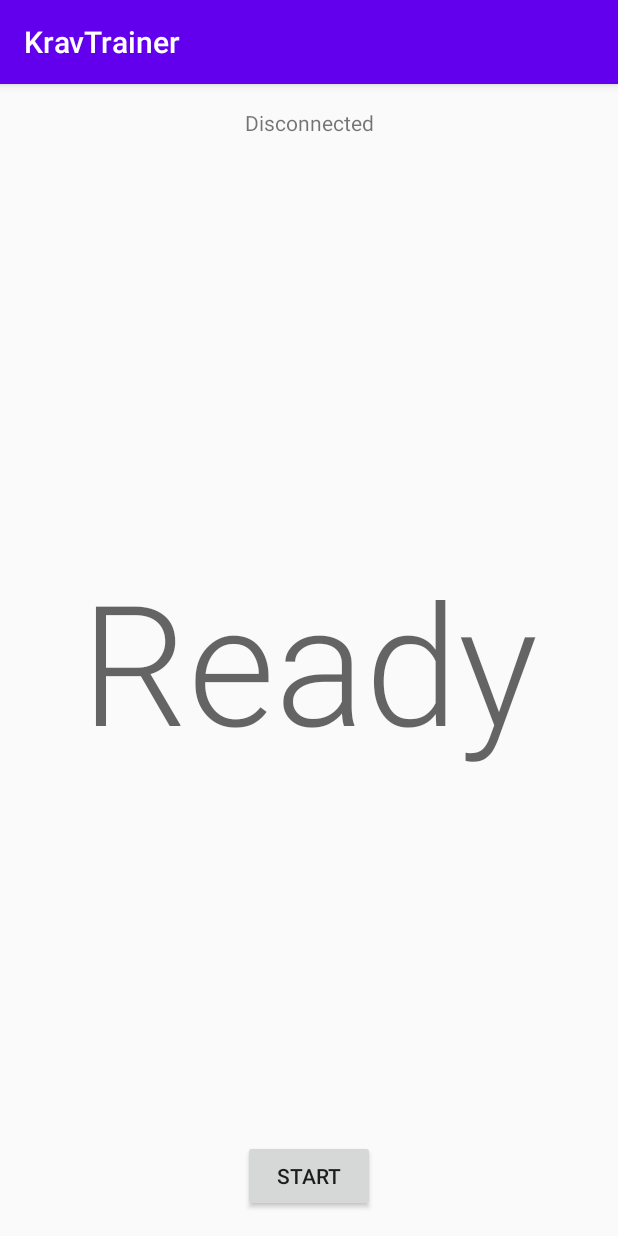
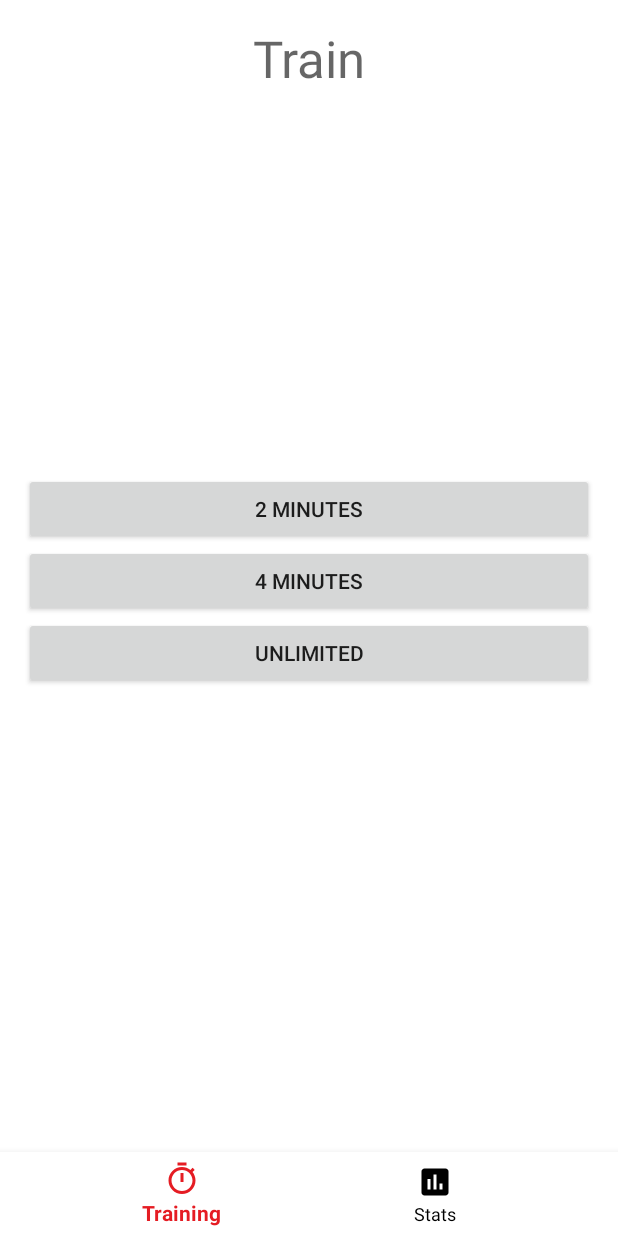
Before and after one commit to kylecorry31/KravTrainer, an Android app: the screen it shows after launch (MainActivity), on a phone screen of 412 x 824 dp. Run offline under Robolectric (Android 15) with nearby library versions, the phone set to English and light mode, and no system bars.

Commit message:
Add training screen and fragments

```diff
--- a/app/build.gradle
+++ b/app/build.gradle
@@ -12,6 +12,7 @@ android {
         targetSdkVersion 29
         versionCode 1
         versionName "1.0"
+        vectorDrawables.useSupportLibrary = true
 
         testInstrumentationRunner "androidx.test.runner.AndroidJUnitRunner"
     }
@@ -28,10 +29,11 @@ android {
 dependencies {
     implementation fileTree(dir: 'libs', include: ['*.jar'])
     implementation "org.jetbrains.kotlin:kotlin-stdlib-jdk7:$kotlin_version"
-    implementation 'androidx.appcompat:appcompat:1.0.2'
-    implementation 'androidx.core:core-ktx:1.0.2'
+    implementation 'androidx.appcompat:appcompat:1.1.0'
+    implementation 'androidx.core:core-ktx:1.2.0'
     implementation 'androidx.constraintlayout:constraintlayout:1.1.3'
     testImplementation 'junit:junit:4.12'
     androidTestImplementation 'androidx.test.ext:junit:1.1.1'
     androidTestImplementation 'androidx.test.espresso:espresso-core:3.2.0'
+    implementation 'com.google.android.material:material:1.1.0'
 }
--- /dev/null
+++ b/app/src/main/java/com/kylecorry/kravtrainer/Extensions.kt
@@ -0,0 +1,8 @@
+package com.kylecorry.kravtrainer
+
+import androidx.fragment.app.FragmentManager
+import androidx.fragment.app.FragmentTransaction
+
+inline fun FragmentManager.doTransaction(func: FragmentTransaction.() -> FragmentTransaction) {
+    beginTransaction().func().commit()
+}
--- a/app/src/main/java/com/kylecorry/kravtrainer/MainActivity.kt
+++ b/app/src/main/java/com/kylecorry/kravtrainer/MainActivity.kt
@@ -1,95 +1,109 @@
 package com.kylecorry.kravtrainer
-
+import android.Manifest
+import android.content.pm.PackageManager
 import androidx.appcompat.app.AppCompatActivity
 import android.os.Bundle
-import android.speech.tts.TextToSpeech
-import android.view.View
-import android.widget.Button
-import android.widget.ProgressBar
-import android.widget.TextView
-import kotlin.math.roundToInt
-import kotlin.random.Random
+import android.widget.Toast
+import androidx.core.app.ActivityCompat
+import androidx.fragment.app.Fragment
+import com.google.android.material.bottomnavigation.BottomNavigationView
 
-class MainActivity : AppCompatActivity(), TextToSpeech.OnInitListener {
+class MainActivity : AppCompatActivity() {
 
-    private lateinit var currentComboTxt: TextView
-    private lateinit var connectedText: TextView
-    private lateinit var comboProgressBar: ProgressBar
-    private lateinit var startBtn: Button
+    // CONFIGURATION
+    private val fragmentMap: Map<Int, Fragment> = mapOf(
+        Pair(R.id.action_training, TrainingSelectFragment()),
+        Pair(R.id.action_stats, StatsFragment())
+    )
 
-    private lateinit var comboTracker: PunchComboTracker
-    private lateinit var tts: TextToSpeech
+    private val defaultFragmentId = R.id.action_training
 
-    private var started: Boolean = false
+    private val permissions = listOf(Manifest.permission.BLUETOOTH)
+
+    // END CONFIGURATION
+
+    private lateinit var bottomNavigation: BottomNavigationView
 
     override fun onCreate(savedInstanceState: Bundle?) {
         super.onCreate(savedInstanceState)
         setContentView(R.layout.activity_main)
 
-        currentComboTxt = findViewById(R.id.current_combo)
-        connectedText = findViewById(R.id.connection_status)
-        startBtn = findViewById(R.id.start_button)
-        comboProgressBar = findViewById(R.id.combo_progress)
+        if (!hasPermissions()){
+            getPermission()
+        }
 
-        resetUI()
+        bottomNavigation = findViewById(R.id.bottom_navigation)
 
-        tts = TextToSpeech(this, this)
+        syncFragmentWithSelection(bottomNavigation.selectedItemId)
+
+        bottomNavigation.setOnNavigationItemSelectedListener { item ->
+            syncFragmentWithSelection(item.itemId)
+            true
+        }
+
     }
 
-    private fun onPunch(punch: Punch){
-        if (!started) return
+    override fun onRestoreInstanceState(savedInstanceState: Bundle) {
+        super.onRestoreInstanceState(savedInstanceState)
+        bottomNavigation.selectedItemId = savedInstanceState.getInt("page", defaultFragmentId)
+    }
 
-        if (comboTracker.matches(punch)){
-            // TODO: Correct ding
-            comboTracker.next()
-            comboProgressBar.progress = (comboTracker.progress * 100).roundToInt()
-        } else {
-            // TODO: Incorrect ding
-        }
+    override fun onSaveInstanceState(outState: Bundle) {
+        super.onSaveInstanceState(outState)
+        outState.putInt("page", bottomNavigation.selectedItemId)
+    }
 
-        if (comboTracker.isDone){
-            nextCombo()
+    private fun syncFragmentWithSelection(selection: Int){
+        switchFragment(fragmentMap[selection] ?: fragmentMap[defaultFragmentId])
+    }
+
+    private fun switchFragment(fragment: Fragment?){
+        if (fragment == null) return
+        supportFragmentManager.doTransaction {
+            this.replace(R.id.fragment_holder, fragment)
         }
     }
 
-    private fun nextCombo(){
-        val combo = getNextCombo()
-        comboTracker = PunchComboTracker(combo)
-        announceNewCombo()
+    override fun onBackPressed() {
+        val count = supportFragmentManager.backStackEntryCount
+
+        if (count == 0) {
+            super.onBackPressed()
+            //additional code
+        } else {
+            supportFragmentManager.popBackStack()
+        }
     }
 
-    private fun getNextCombo(): PunchCombo {
-        val idx = Random.nextInt(PunchCombos.combos.size)
-        return PunchCombos.combos[idx]
+    override fun onRequestPermissionsResult(
+        requestCode: Int,
+        permissions: Array<out String>,
+        grantResults: IntArray
+    ) {
+        val granted = grantResults.all { it == PackageManager.PERMISSION_GRANTED }
+        if (granted){
+            // Do nothing yet
+        } else {
+            Toast.makeText(this, "Not all permissions were granted, some features may be broken", Toast.LENGTH_LONG).show()
+        }
     }
 
-    private fun announceNewCombo(){
-        tts.speak(comboTracker.combo.name, TextToSpeech.QUEUE_FLUSH, null)
-        currentComboTxt.text = comboTracker.combo.name
-        comboProgressBar.progress = 0
-        comboProgressBar.visibility = View.VISIBLE
+    private fun hasPermissions(): Boolean {
+        return true
+//        for (permission in permissions){
+//            if (ActivityCompat.checkSelfPermission(this, permission) != PackageManager.PERMISSION_GRANTED){
+//                return false
+//            }
+//        }
+//
+//        return true
     }
 
-    private fun resetUI(){
-        startBtn.text = getString(R.string.button_start)
-        currentComboTxt.text = getString(R.string.ready)
-        comboProgressBar.progress = 0
-        comboProgressBar.visibility = View.INVISIBLE
+    private fun getPermission(){
+        ActivityCompat.requestPermissions(this,
+            permissions.toTypedArray(),
+            1
+        )
     }
 
-    override fun onInit(status: Int) {
-        if (status == TextToSpeech.SUCCESS){
-            connectedText.text = getString(R.string.gloves_connected)
-            startBtn.setOnClickListener {
-                if (!started) {
-                    started = true
-                    nextCombo()
-                    startBtn.text = getString(R.string.button_stop)
-                } else {
-                    started = false
-                    resetUI()
-                }
-            }
-        }
-    }
 }
--- a/app/src/main/java/com/kylecorry/kravtrainer/PunchComboTracker.kt
+++ b/app/src/main/java/com/kylecorry/kravtrainer/PunchComboTracker.kt
@@ -3,8 +3,8 @@ package com.kylecorry.kravtrainer
 class PunchComboTracker(val combo: PunchCombo){
     private var currentIdx: Int = 0
 
-    val progress: Float
-        get() = currentIdx / combo.punches.size.toFloat()
+    val index: Int
+        get() = currentIdx
 
     val isDone: Boolean
         get() = currentIdx >= combo.punches.size
--- /dev/null
+++ b/app/src/main/java/com/kylecorry/kravtrainer/StatsFragment.kt
@@ -0,0 +1,15 @@
+package com.kylecorry.kravtrainer
+
+import android.os.Bundle
+import android.view.LayoutInflater
+import android.view.View
+import android.view.ViewGroup
+import androidx.fragment.app.Fragment
+
+class StatsFragment : Fragment() {
+
+    override fun onCreateView(inflater: LayoutInflater, container: ViewGroup?, savedInstanceState: Bundle?): View? {
+        val view = inflater.inflate(R.layout.fragment_stats, container, false)
+        return view
+    }
+}
--- /dev/null
+++ b/app/src/main/java/com/kylecorry/kravtrainer/TrainingSelectFragment.kt
@@ -0,0 +1,43 @@
+package com.kylecorry.kravtrainer
+
+import android.os.Bundle
+import android.view.LayoutInflater
+import android.view.View
+import android.view.ViewGroup
+import android.widget.Button
+import androidx.fragment.app.Fragment
+
+class TrainingSelectFragment : Fragment() {
+
+    private lateinit var twoMinBtn: Button
+    private lateinit var fourMinBtn: Button
+    private lateinit var unlimitedBtn: Button
+
+    override fun onCreateView(inflater: LayoutInflater, container: ViewGroup?, savedInstanceState: Bundle?): View? {
+        val view = inflater.inflate(R.layout.fragment_training_select, container, false)
+        twoMinBtn = view.findViewById(R.id.button_2_minutes)
+        fourMinBtn = view.findViewById(R.id.button_4_minutes)
+        unlimitedBtn = view.findViewById(R.id.button_unlimited)
+
+        twoMinBtn.setOnClickListener {
+            startTraining(1000 * 60 * 2)
+        }
+
+        fourMinBtn.setOnClickListener {
+            startTraining(1000 * 60 * 4)
+        }
+
+        unlimitedBtn.setOnClickListener {
+            startTraining(null)
+        }
+        return view
+    }
+
+    private fun startTraining(time: Long?){
+        fragmentManager?.doTransaction {
+            this.replace(R.id.fragment_holder,
+                TrainingFragment(time)
+            )
+        }
+    }
+}
--- /dev/null
+++ b/app/src/main/res/drawable/ic_stats.xml
@@ -0,0 +1,9 @@
+<vector xmlns:android="http://schemas.android.com/apk/res/android"
+        android:width="24dp"
+        android:height="24dp"
+        android:viewportWidth="24.0"
+        android:viewportHeight="24.0">
+    <path
+        android:fillColor="#FF000000"
+        android:pathData="M19,3L5,3c-1.1,0 -2,0.9 -2,2v14c0,1.1 0.9,2 2,2h14c1.1,0 2,-0.9 2,-2L21,5c0,-1.1 -0.9,-2 -2,-2zM9,17L7,17v-7h2v7zM13,17h-2L11,7h2v10zM17,17h-2v-4h2v4z"/>
+</vector>
--- /dev/null
+++ b/app/src/main/res/drawable/ic_training.xml
@@ -0,0 +1,9 @@
+<vector xmlns:android="http://schemas.android.com/apk/res/android"
+        android:width="24dp"
+        android:height="24dp"
+        android:viewportWidth="24.0"
+        android:viewportHeight="24.0">
+    <path
+        android:fillColor="#FF000000"
+        android:pathData="M15,1L9,1v2h6L15,1zM11,14h2L13,8h-2v6zM19.03,7.39l1.42,-1.42c-0.43,-0.51 -0.9,-0.99 -1.41,-1.41l-1.42,1.42C16.07,4.74 14.12,4 12,4c-4.97,0 -9,4.03 -9,9s4.02,9 9,9 9,-4.03 9,-9c0,-2.12 -0.74,-4.07 -1.97,-5.61zM12,20c-3.87,0 -7,-3.13 -7,-7s3.13,-7 7,-7 7,3.13 7,7 -3.13,7 -7,7z"/>
+</vector>
--- /dev/null
+++ b/app/src/main/res/drawable/selector.xml
@@ -0,0 +1,5 @@
+<?xml version="1.0" encoding="utf-8"?>
+<selector xmlns:android="http://schemas.android.com/apk/res/android">
+    <item android:color="@android:color/black" android:state_checked="false" />
+    <item android:color="@color/colorPrimary" android:state_checked="true" />
+</selector>
--- a/app/src/main/res/layout/activity_main.xml
+++ b/app/src/main/res/layout/activity_main.xml
@@ -1,56 +1,27 @@
 <?xml version="1.0" encoding="utf-8"?>
-<androidx.constraintlayout.widget.ConstraintLayout xmlns:android="http://schemas.android.com/apk/res/android"
-    xmlns:app="http://schemas.android.com/apk/res-auto"
-    xmlns:tools="http://schemas.android.com/tools"
+
+<FrameLayout xmlns:android="http://schemas.android.com/apk/res/android"
+xmlns:app="http://schemas.android.com/apk/res-auto"
+android:id="@+id/coordinator"
+android:background="@android:color/white"
+android:layout_width="match_parent"
+android:layout_height="match_parent">
+
+<FrameLayout
+    android:id="@+id/fragment_holder"
     android:layout_width="match_parent"
     android:layout_height="match_parent"
-    tools:context=".MainActivity">
+    android:layout_marginBottom="50dp" />
 
-    <TextView
-        android:id="@+id/current_combo"
-        android:layout_width="wrap_content"
-        android:layout_height="wrap_content"
-        android:text="@string/ready"
-        android:textAppearance="@style/TextAppearance.AppCompat.Display4"
-        app:layout_constraintBottom_toBottomOf="parent"
-        app:layout_constraintLeft_toLeftOf="parent"
-        app:layout_constraintRight_toRightOf="parent"
-        app:layout_constraintTop_toTopOf="parent"
-        tools:text="3" />
 
-    <TextView
-        android:id="@+id/connection_status"
-        android:layout_width="wrap_content"
-        android:layout_height="wrap_content"
-        android:layout_marginTop="16dp"
-        android:text="@string/gloves_disconnected"
-        app:layout_constraintEnd_toEndOf="parent"
-        app:layout_constraintStart_toStartOf="parent"
-        app:layout_constraintTop_toTopOf="parent"
-        tools:text="Connected" />
+<com.google.android.material.bottomnavigation.BottomNavigationView
+    android:id="@+id/bottom_navigation"
+    android:layout_width="match_parent"
+    android:layout_height="wrap_content"
+    android:layout_gravity="bottom"
+    android:background="@android:color/white"
+    app:itemIconTint="@drawable/selector"
+    app:itemTextColor="@drawable/selector"
+    app:menu="@menu/bottom_navigation_menu" />
 
-    <Button
-        android:id="@+id/start_button"
-        android:layout_width="wrap_content"
-        android:layout_height="wrap_content"
-        android:layout_marginBottom="16dp"
-        android:text="@string/button_start"
-        app:layout_constraintBottom_toBottomOf="parent"
-        app:layout_constraintEnd_toEndOf="parent"
-        app:layout_constraintStart_toStartOf="parent" />
-
-    <ProgressBar
-        android:id="@+id/combo_progress"
-        style="?android:attr/progressBarStyleHorizontal"
-        android:layout_width="0dp"
-        android:layout_height="wrap_content"
-        android:layout_marginStart="16dp"
-        android:layout_marginLeft="16dp"
-        android:layout_marginTop="16dp"
-        android:layout_marginEnd="16dp"
-        android:layout_marginRight="16dp"
-        app:layout_constraintEnd_toEndOf="parent"
-        app:layout_constraintStart_toStartOf="parent"
-        app:layout_constraintTop_toBottomOf="@+id/current_combo" />
-
-</androidx.constraintlayout.widget.ConstraintLayout>
+</FrameLayout>
--- /dev/null
+++ b/app/src/main/res/layout/fragment_training_select.xml
@@ -0,0 +1,50 @@
+<?xml version="1.0" encoding="utf-8"?>
+<androidx.constraintlayout.widget.ConstraintLayout xmlns:android="http://schemas.android.com/apk/res/android"
+    xmlns:app="http://schemas.android.com/apk/res-auto"
+    xmlns:tools="http://schemas.android.com/tools"
+    android:layout_width="match_parent"
+    android:layout_height="match_parent">
+
+    <LinearLayout
+        android:layout_width="0dp"
+        android:layout_height="wrap_content"
+        android:layout_marginStart="16dp"
+        android:layout_marginLeft="16dp"
+        android:layout_marginEnd="16dp"
+        android:layout_marginRight="16dp"
+        android:orientation="vertical"
+        app:layout_constraintBottom_toBottomOf="parent"
+        app:layout_constraintEnd_toEndOf="parent"
+        app:layout_constraintStart_toStartOf="parent"
+        app:layout_constraintTop_toTopOf="parent">
+
+        <Button
+            android:id="@+id/button_2_minutes"
+            android:layout_width="match_parent"
+            android:layout_height="wrap_content"
+            android:text="@string/button_2_minute" />
+
+        <Button
+            android:id="@+id/button_4_minutes"
+            android:layout_width="match_parent"
+            android:layout_height="wrap_content"
+            android:text="@string/button_4_minutes" />
+
+        <Button
+            android:id="@+id/button_unlimited"
+            android:layout_width="match_parent"
+            android:layout_height="wrap_content"
+            android:text="@string/button_unlimited" />
+    </LinearLayout>
+
+    <TextView
+        android:layout_width="wrap_content"
+        android:layout_height="wrap_content"
+        android:layout_marginTop="16dp"
+        android:text="@string/title_train"
+        android:textAppearance="@style/TextAppearance.AppCompat.Display1"
+        app:layout_constraintEnd_toEndOf="parent"
+        app:layout_constraintStart_toStartOf="parent"
+        app:layout_constraintTop_toTopOf="parent" />
+
+</androidx.constraintlayout.widget.ConstraintLayout>
--- /dev/null
+++ b/app/src/main/res/menu/bottom_navigation_menu.xml
@@ -0,0 +1,19 @@
+<menu xmlns:android="http://schemas.android.com/apk/res/android"
+    xmlns:app="http://schemas.android.com/apk/res-auto"
+    xmlns:tools="http://schemas.android.com/tools"
+    tools:context=".TrainingSelectFragment">
+
+    <item
+        android:id="@+id/action_training"
+        android:title="@string/action_training"
+        android:icon="@drawable/ic_training"
+        app:showAsAction="ifRoom" />
+
+    <item
+        android:id="@+id/action_stats"
+        android:title="@string/action_stats"
+        android:icon="@drawable/ic_stats"
+        app:showAsAction="ifRoom" />
+
+
+</menu>
--- a/app/src/main/res/values/colors.xml
+++ b/app/src/main/res/values/colors.xml
@@ -1,6 +1,6 @@
 <?xml version="1.0" encoding="utf-8"?>
 <resources>
-    <color name="colorPrimary">#6200EE</color>
-    <color name="colorPrimaryDark">#3700B3</color>
-    <color name="colorAccent">#03DAC5</color>
+    <color name="colorPrimary">#e51c23</color>
+    <color name="colorPrimaryDark">#e51c23</color>
+    <color name="colorAccent">#ef5350</color>
 </resources>
--- a/app/src/main/res/values/strings.xml
+++ b/app/src/main/res/values/strings.xml
@@ -5,4 +5,12 @@
     <string name="ready">Ready</string>
     <string name="gloves_connected">Connected</string>
     <string name="gloves_disconnected">Disconnected</string>
+    <string name="action_training">Training</string>
+    <string name="action_stats">Stats</string>
+    <string name="button_2_minute">2 Minutes</string>
+    <string name="button_4_minutes">4 Minutes</string>
+    <string name="button_unlimited">Unlimited</string>
+    <string name="title_stats">Stats</string>
+    <string name="button_end_session">End Session</string>
+    <string name="title_train">Train</string>
 </resources>
--- a/app/src/main/res/values/styles.xml
+++ b/app/src/main/res/values/styles.xml
@@ -1,11 +1,13 @@
-<resources>
-
+<resources xmlns:tools="http://schemas.android.com/tools">
     <!-- Base application theme. -->
-    <style name="AppTheme" parent="Theme.AppCompat.Light.DarkActionBar">
+    <style name="AppTheme" parent="Theme.AppCompat.Light.NoActionBar">
         <!-- Customize your theme here. -->
         <item name="colorPrimary">@color/colorPrimary</item>
         <item name="colorPrimaryDark">@color/colorPrimaryDark</item>
-        <item name="colorAccent">@color/colorAccent</item>
+        <item name="colorAccent">@color/colorPrimary</item>
+        <item name="android:windowLightNavigationBar" tools:targetApi="27">true</item>
+        <item name="android:statusBarColor" tools:targetApi="27">@android:color/white</item>
+        <item name="android:windowLightStatusBar" tools:targetApi="27">true</item>
+        <item name="android:navigationBarColor" tools:targetApi="27">@android:color/white</item>
     </style>
-
 </resources>
```
Also changed, not shown: app/src/main/java/com/kylecorry/kravtrainer/TrainingFragment.kt (added, +154 -0 lines), app/src/main/res/drawable/ic_check.xml (added, +11 -0 lines), app/src/main/res/drawable/ic_not_complete.xml (added, +11 -0 lines), app/src/main/res/layout/fragment_stats.xml (added, +18 -0 lines), app/src/main/res/layout/fragment_training.xml (added, +119 -0 lines).
